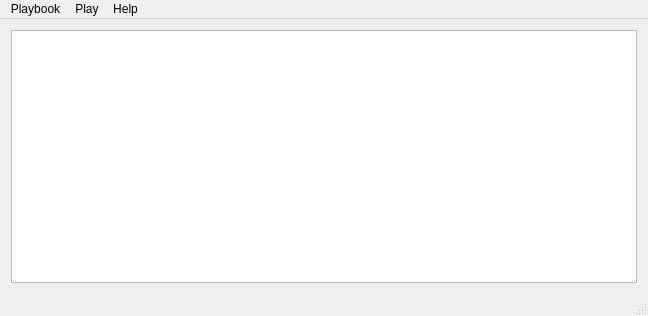
This is src/dialogs/mainDialog.ui in obraunsdorf/playbook-creator as Qt 5 draws it before an edit. The edited form follows.
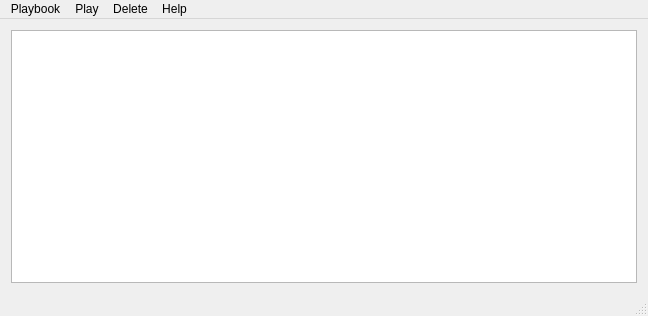
This is the edited form.

What changed in the file:
```diff
--- a/src/dialogs/mainDialog.ui
+++ b/src/dialogs/mainDialog.ui
@@ -67,8 +67,18 @@
     </property>
     <addaction name="actionAbout"/>
    </widget>
+   <widget class="QMenu" name="menuDelete">
+    <property name="title">
+     <string>Delete</string>
+    </property>
+    <addaction name="actionDeleteRoutes"/>
+    <addaction name="actionDeleteFormations"/>
+    <addaction name="actionDeletePlays"/>
+    <addaction name="actionDeleteCategories"/>
+   </widget>
    <addaction name="menuFile"/>
    <addaction name="menuPlay"/>
+   <addaction name="menuDelete"/>
    <addaction name="menuHelp"/>
   </widget>
   <widget class="QStatusBar" name="statusBar"/>
```
Left out of the diff: 88 changed lines with no effect on the pictures.
